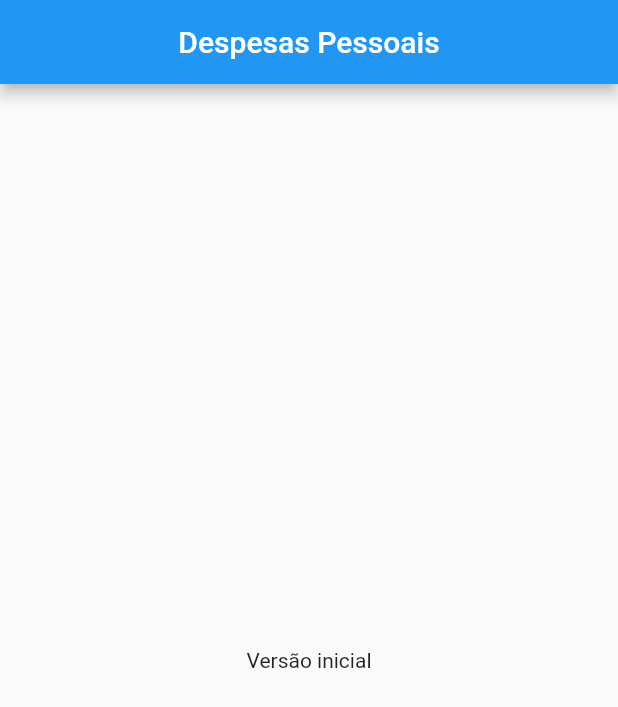
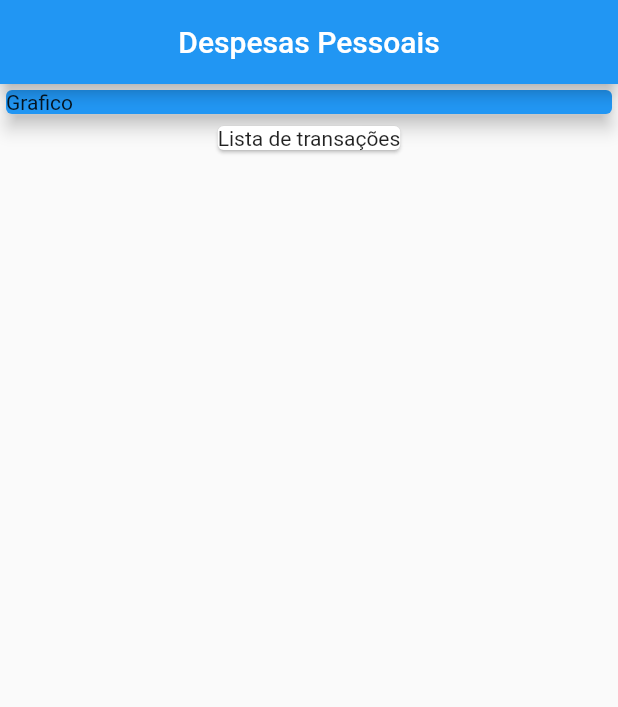
Before and after one commit to absjuniordev/expenses, a Flutter app: the screen it shows after launch, on a phone screen of 412 x 824 dp. Shown: the top 707 px of the screen. Run offline on Flutter 3.47's test engine with Material 2 defaults, Android fonts, the phone set to English and light mode, and no system bars.

Commit message:
Combinando Widgets

```diff
--- a/lib/main.dart
+++ b/lib/main.dart
@@ -25,8 +25,20 @@ class MyHomePage extends StatelessWidget {
         centerTitle: true,
         title: Text('Despesas Pessoais'),
       ),
-      body: Center(
-        child: Text('Versão inicial'),
+      body: Column(
+        children: [
+          Container(
+            width: double.infinity,
+            child: Card(
+              color: Colors.blue,
+              child: Text('Grafico'),
+              elevation: 5,
+            ),
+          ),
+          Card(
+            child: Text('Lista de transações'),
+          )
+        ],
       ),
     );
   }
```
